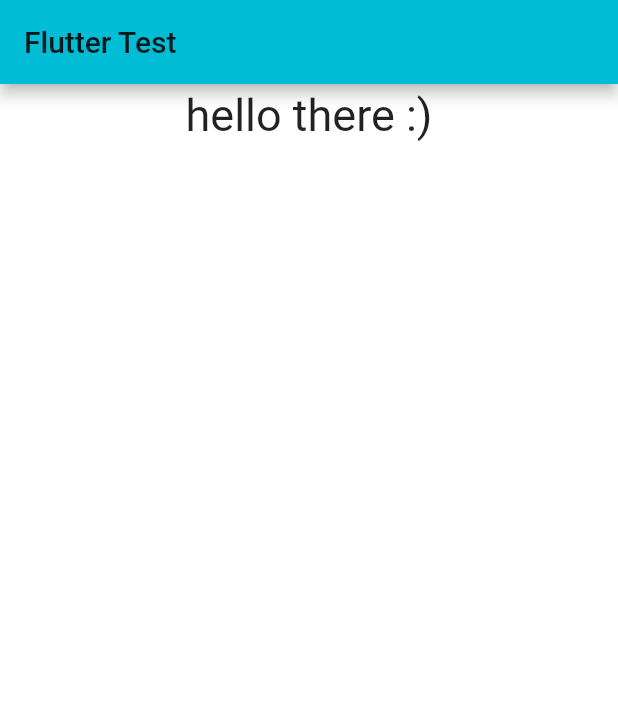
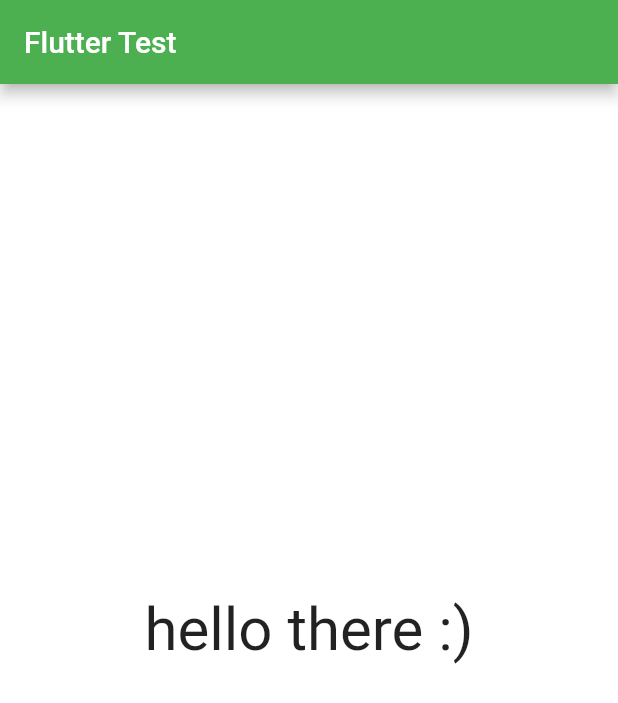
Before and after one commit to DashaShevkoplyas/flutter_app, a Flutter app: the screen it shows after launch, on a phone screen of 412 x 824 dp. Shown: the top 703 px of the screen. Run offline on Flutter 3.47's test engine with Material 2 defaults, Android fonts, the phone set to English and light mode, and no system bars.

Commit message:
place text in the middle of screen

```diff
--- a/lib/main.dart
+++ b/lib/main.dart
@@ -11,7 +11,7 @@ class MyApp extends StatelessWidget {
     return MaterialApp(
       title: 'Flutter Test',
       theme: ThemeData(
-        primarySwatch: Colors.cyan,
+        primarySwatch: Colors.green,
         visualDensity: VisualDensity.adaptivePlatformDensity,
       ),
       home: MyHomePage(title: 'Flutter Test'),
@@ -32,8 +32,7 @@ class _MyHomePageState extends State<MyHomePage> {
   Color color = Colors.white;
 
   _generateColor() {
-    Color tmp =
-        Color((new Random().nextDouble() * 0xFFFFFF).toInt()).withOpacity(1.0);
+    Color tmp = Color((new Random().nextDouble() * 0xFFFFFF).toInt()).withOpacity(1.0);
     setState(() {
       color = tmp;
     });
@@ -53,14 +52,26 @@ class _MyHomePageState extends State<MyHomePage> {
             child: Column(
               children: <Widget>[
                 new Container(
-                  height: MediaQuery.of(context).size.height,
-                  width: MediaQuery.of(context).size.width,
                   child: new GestureDetector(
-                    onTap: () => _generateColor(),
-                      child: Text(
-                        "hello there :)",
-                        style: TextStyle(fontSize: 30),
-                        textAlign: TextAlign.center,
+                    onTap: () {
+                      _generateColor();
+                      print("Tapped");
+                    },
+                      child: new Container(
+                        width:MediaQuery.of(context).size.width,
+                        height: MediaQuery.of(context).size.height*0.875,
+                        decoration: BoxDecoration(
+                          border: Border.all(
+                            color: color,
+                            width: 0.1,
+                          ),
+                        ),
+                        child: Center(
+                          child: Text(
+                            'hello there :)',
+                            style: TextStyle(fontSize: 40),
+                          ),
+                        ),
                       ),
                   ),
                 ),
@@ -70,18 +81,3 @@ class _MyHomePageState extends State<MyHomePage> {
     );
   }
 }
-
-//        child: new GestureDetector(
-//          onTap: () => _generateColor(),
-//          child: new Container(
-//            height: MediaQuery.of(context).size.height,
-//            width: MediaQuery.of(context).size.width,
-//            child: new Container(
-//              child: new Text(
-//                'hello there :)',
-//                textAlign: TextAlign.center,
-//                style:TextStyle(fontSize: 30),
-//              ),
-//            ),
-//          ),
-//        ),
```
